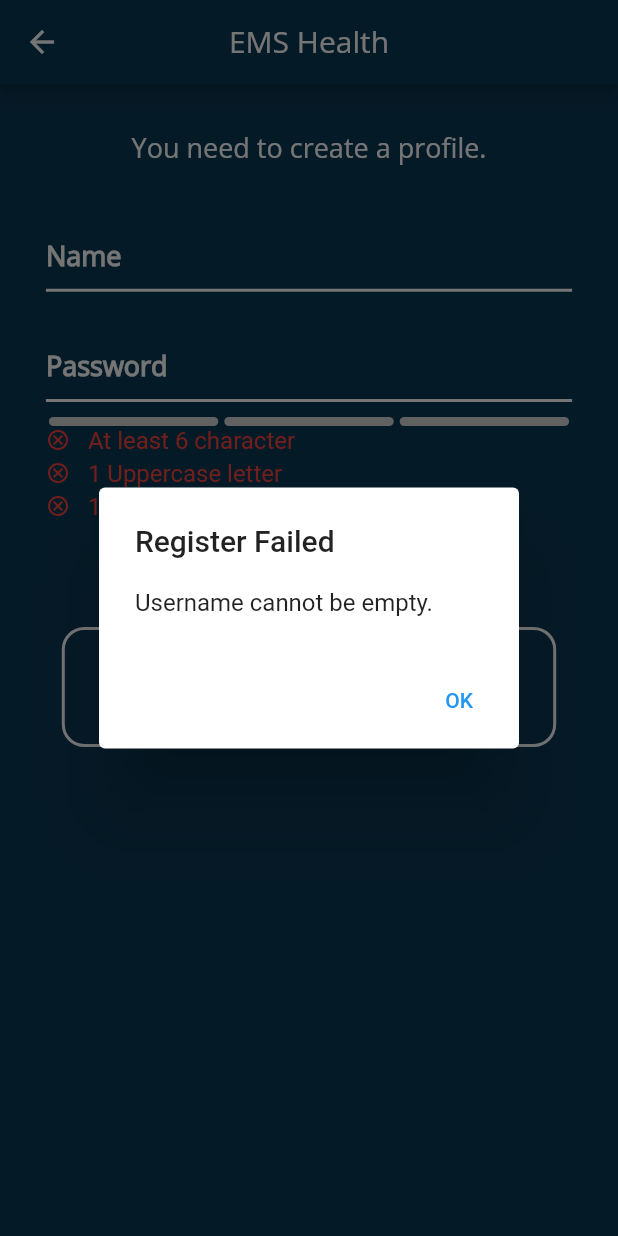
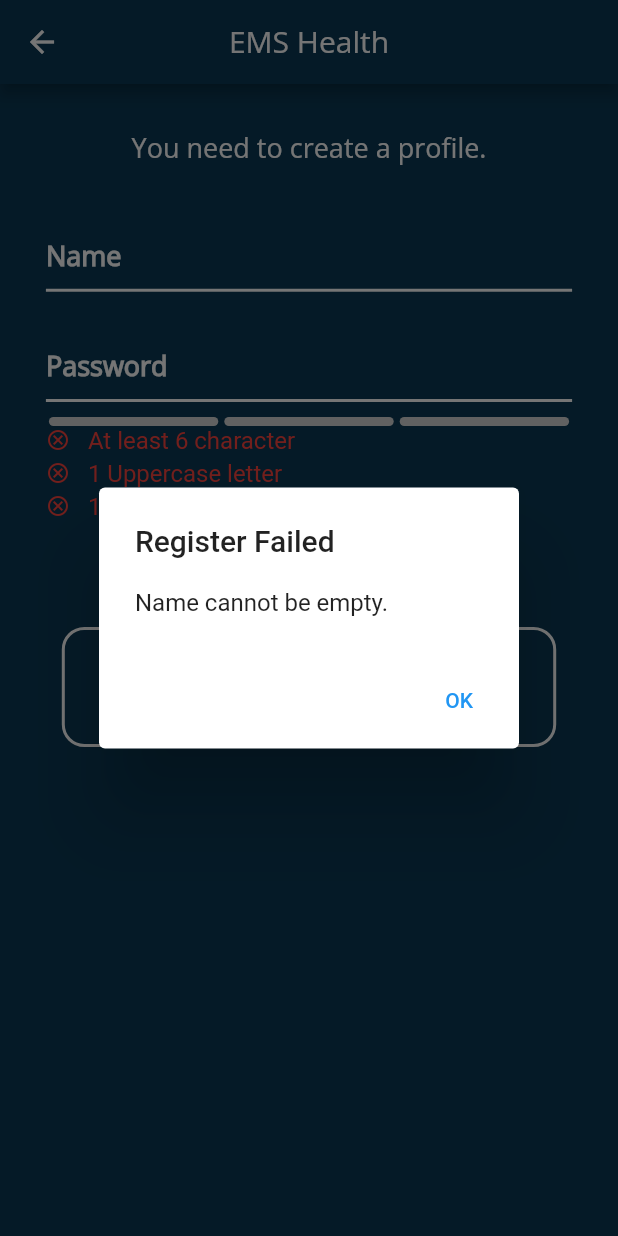
Before and after one commit to purdue-ehealth-projects/eHealth-CP-mobileapp, a Flutter app: the CreateProfile screen opened directly, after a tap on "Submit", on a phone screen of 412 x 824 dp. Run offline on Flutter 3.47's test engine with Material 2 defaults, Android fonts, the phone set to English and light mode, and no system bars; drawn by our look-alikes of flutter_pw_validator; our stand-ins replace awesome_notifications, dropdown_button2, flutter_native_timezone, percent_indicator, shared_preferences, syncfusion_flutter_charts and 1 more; missing offline and left inert: crypt, flutter_config, mongo_dart; accounts and stored records are empty; statements that could not run were skipped.

Commit message:
Variable name consistency

```diff
--- a/lib/create_profile.dart
+++ b/lib/create_profile.dart
@@ -172,7 +172,7 @@ class _CreateProfileState extends State<CreateProfile> {
                     context,
                     MaterialPageRoute(
                       builder: (_) =>
-                          SurveyWelcomePage(username: nameController.text),
+                          SurveyWelcomePage(name: nameController.text),
                     ),
                   );
                 }
--- a/lib/home_page.dart
+++ b/lib/home_page.dart
@@ -73,7 +73,7 @@ class _HomePageState extends State<HomePage>
             ? (didSurvey == true
                 ? GraphSurvey(
                     gSS: graphSS, scoreToday: scoreToday, name: _username)
-                : SurveyWelcomePage(username: _username.toString()))
+                : SurveyWelcomePage(name: _username.toString()))
             : const LoginPage();
       },
     );
@@ -152,7 +152,8 @@ loginFailedAlert(BuildContext context, int errCode) {
   } else if (errCode == 2) {
     alert = AlertDialog(
       title: const Text("Login Failed"),
-      content: const Text("User doesn't exist. Please create a user account."),
+      content: const Text(
+          "This user doesn't exist. Please create a new user account."),
       actions: [
         okButton,
       ],
@@ -181,7 +182,7 @@ validateUserFailedAlert(BuildContext context, int errCode) {
   if (errCode == 1) {
     alert = AlertDialog(
       title: const Text("Register Failed"),
-      content: const Text("Username cannot be empty."),
+      content: const Text("Name cannot be empty."),
       actions: [
         okButton,
       ],
@@ -190,7 +191,7 @@ validateUserFailedAlert(BuildContext context, int errCode) {
     alert = AlertDialog(
       title: const Text("Register Failed"),
       content: const Text(
-          "This user doesn't have a patient profile. Please check with your paramedic."),
+          "No patient profile found with given name. Please check with your paramedic."),
       actions: [
         okButton,
       ],
@@ -199,7 +200,7 @@ validateUserFailedAlert(BuildContext context, int errCode) {
     alert = AlertDialog(
       title: const Text("Register Failed"),
       content: const Text(
-          "User with username already exists. Please log in instead."),
+          "User with given name already exists. Please log in instead."),
       actions: [
         okButton,
       ],
--- a/lib/login_page.dart
+++ b/lib/login_page.dart
@@ -163,7 +163,7 @@ class _LoginPageState extends State<LoginPage> {
                         context,
                         MaterialPageRoute(
                           builder: (_) =>
-                              SurveyWelcomePage(username: nameController.text),
+                              SurveyWelcomePage(name: nameController.text),
                         ),
                       );
                     }
--- a/lib/survey_page.dart
+++ b/lib/survey_page.dart
@@ -64,8 +64,8 @@ double _itemHeight = 80;
 
 /// Welcome page.
 class SurveyWelcomePage extends StatefulWidget {
-  final String username;
-  const SurveyWelcomePage({Key? key, required this.username}) : super(key: key);
+  final String name;
+  const SurveyWelcomePage({Key? key, required this.name}) : super(key: key);
 
   @override
   State<SurveyWelcomePage> createState() => _SurveyWelcomePageState();
@@ -75,7 +75,7 @@ class SurveyWelcomePage extends StatefulWidget {
 class _SurveyWelcomePageState extends State<SurveyWelcomePage> {
   @override
   Widget build(BuildContext context) {
-    final String username = widget.username;
+    final String name = widget.name;
     Size size = MediaQuery.of(context).size;
 
     return Scaffold(
@@ -84,7 +84,7 @@ class _SurveyWelcomePageState extends State<SurveyWelcomePage> {
         backgroundColor: const Color(0xff0b3954),
         actions: <Widget>[
           getProgressBar(0, context),
-          profileButton(context, username),
+          profileButton(context, name),
         ],
       ),
       body: ListView(
@@ -94,7 +94,7 @@ class _SurveyWelcomePageState extends State<SurveyWelcomePage> {
             child: SizedBox(
               height: size.height * 0.5,
               child: Text(
-                "Hello, ${widget.username}.\nWelcome to the survey!\n\nThis will only take 5 minutes.",
+                "Hello, ${widget.name}.\nWelcome to the survey!\n\nThis will only take 5 minutes.",
                 textAlign: TextAlign.center,
                 style: const TextStyle(
                     fontFamily: 'OpenSans',
@@ -133,7 +133,7 @@ class _SurveyWelcomePageState extends State<SurveyWelcomePage> {
                   context,
                   MaterialPageRoute(
                     builder: (_) => SurveyQuestions(
-                        username: username,
+                        name: name,
                         choices: choicesData[0],
                         question: 0,
                         percent: 0.toInt()),
@@ -153,14 +153,14 @@ class SurveyQuestions extends StatefulWidget {
   final List<String> choices;
   final int question;
   final int percent;
-  final String username;
+  final String name;
 
   const SurveyQuestions(
       {Key? key,
       required this.choices,
       required this.question,
       required this.percent,
-      required this.username})
+      required this.name})
       : super(key: key);
 
   @override
@@ -173,7 +173,7 @@ class _SurveyQuestionsState extends State<SurveyQuestions> {
 
   @override
   Widget build(BuildContext context) {
-    final String username = widget.username;
+    final String name = widget.name;
     final int question = widget.question;
     final List<String> choices = widget.choices;
     final int percent = widget.percent;
@@ -184,7 +184,7 @@ class _SurveyQuestionsState extends State<SurveyQuestions> {
         backgroundColor: const Color(0xff0b3954),
         actions: <Widget>[
           getProgressBar(percent, context),
-          profileButton(context, username)
+          profileButton(context, name)
         ],
       ),
       body: Container(
@@ -312,8 +312,8 @@ class _SurveyQuestionsState extends State<SurveyQuestions> {
                     Navigator.push(
                       context,
                       MaterialPageRoute(
-                        builder: (_) => LastSurveyPage(
-                            username: username, percent: percent + 10),
+                        builder: (_) =>
+                            LastSurveyPage(name: name, percent: percent + 10),
                       ),
                     );
                   } else if (question == 6) {
@@ -321,7 +321,7 @@ class _SurveyQuestionsState extends State<SurveyQuestions> {
                       context,
                       MaterialPageRoute(
                         builder: (_) => SurveyQuestionsMulti(
-                            username: username,
+                            name: name,
                             choices: choicesData[question + 1],
                             question: question + 1,
                             percent: percent + 10),
@@ -332,7 +332,7 @@ class _SurveyQuestionsState extends State<SurveyQuestions> {
                       context,
                       MaterialPageRoute(
                         builder: (_) => SurveyQuestions(
-                            username: username,
+                            name: name,
                             choices: choicesData[question + 1],
                             question: question + 1,
                             percent: percent + 10),
@@ -351,14 +351,14 @@ class _SurveyQuestionsState extends State<SurveyQuestions> {
 
 /// Survey page for multi option questions.
 class SurveyQuestionsMulti extends StatefulWidget {
-  final String username;
+  final String name;
   final List<String> choices;
   final int question;
   final int percent;
 
   const SurveyQuestionsMulti(
       {Key? key,
-      required this.username,
+      required this.name,
       required this.choices,
       required this.question,
       required this.percent})
@@ -375,7 +375,7 @@ class _SurveyQuestionsMultiState extends State<SurveyQuestionsMulti> {
 
   @override
   Widget build(BuildContext context) {
-    final String username = widget.username;
+    final String name = widget.name;
     final List<String> choices = widget.choices;
     final int question = widget.question;
     final int percent = widget.percent;
@@ -391,7 +391,7 @@ class _SurveyQuestionsMultiState extends State<SurveyQuestionsMulti> {
         backgroundColor: const Color(0xff0b3954),
         actions: <Widget>[
           getProgressBar(percent, context),
-          profileButton(context, username)
+          profileButton(context, name)
         ],
       ),
       body: Container(
@@ -579,7 +579,7 @@ class _SurveyQuestionsMultiState extends State<SurveyQuestionsMulti> {
                     context,
                     MaterialPageRoute(
                       builder: (_) => SurveyQuestions(
-                          username: username,
+                          name: name,
                           choices: choicesData[question + 1],
                           question: question + 1,
                           percent: percent + 10),
@@ -597,11 +597,10 @@ class _SurveyQuestionsMultiState extends State<SurveyQuestionsMulti> {
 
 /// Last survey page to ask for user to confirm
 class LastSurveyPage extends StatefulWidget {
-  final String username;
+  final String name;
   final int percent;
 
-  const LastSurveyPage(
-      {Key? key, required this.username, required this.percent})
+  const LastSurveyPage({Key? key, required this.name, required this.percent})
       : super(key: key);
 
   @override
@@ -612,7 +611,7 @@ class LastSurveyPage extends StatefulWidget {
 class _LastSurveyPageState extends State<LastSurveyPage> {
   @override
   Widget build(BuildContext context) {
-    final String username = widget.username;
+    final String name = widget.name;
     final int percent = widget.percent;
 
     Size size = MediaQuery.of(context).size;
@@ -621,7 +620,7 @@ class _LastSurveyPageState extends State<LastSurveyPage> {
         backgroundColor: const Color(0xff0b3954),
         actions: <Widget>[
           getProgressBar(percent, context),
-          profileButton(context, username)
+          profileButton(context, name)
         ],
       ),
       body: Container(
@@ -667,7 +666,7 @@ class _LastSurveyPageState extends State<LastSurveyPage> {
                   context,
                   MaterialPageRoute(
                     builder: (_) => CompletionPage(
-                        name: username, scoreData: scoreData, quizResult: x),
+                        name: name, scoreData: scoreData, quizResult: x),
                   ),
                 );
               },
```
